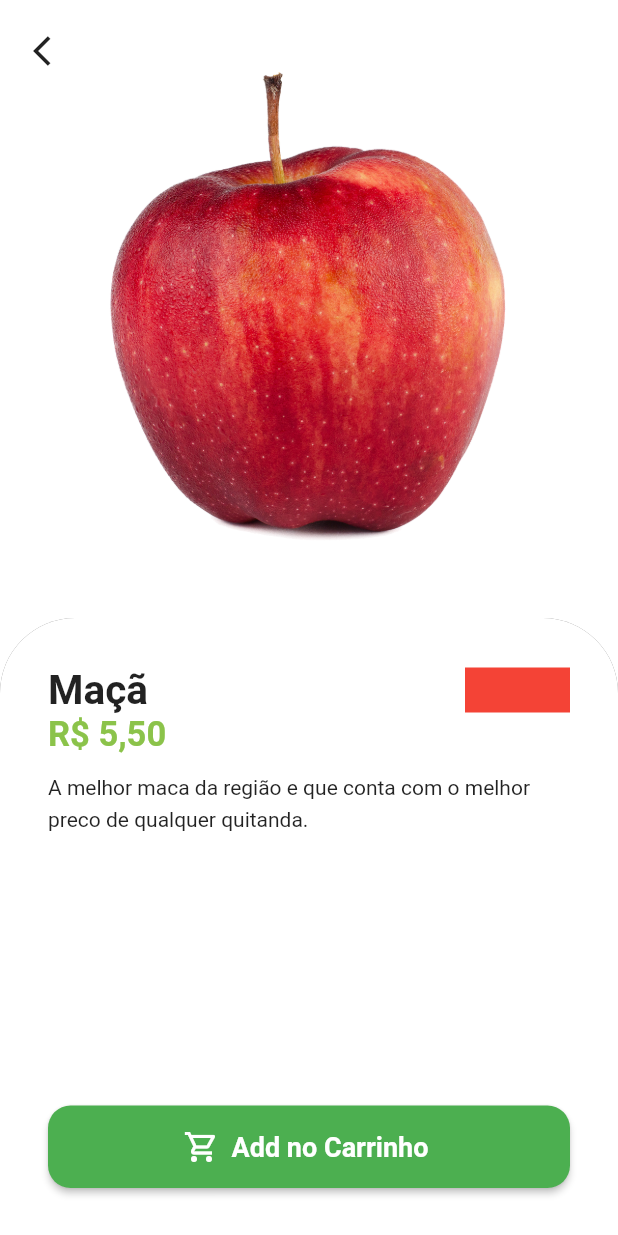
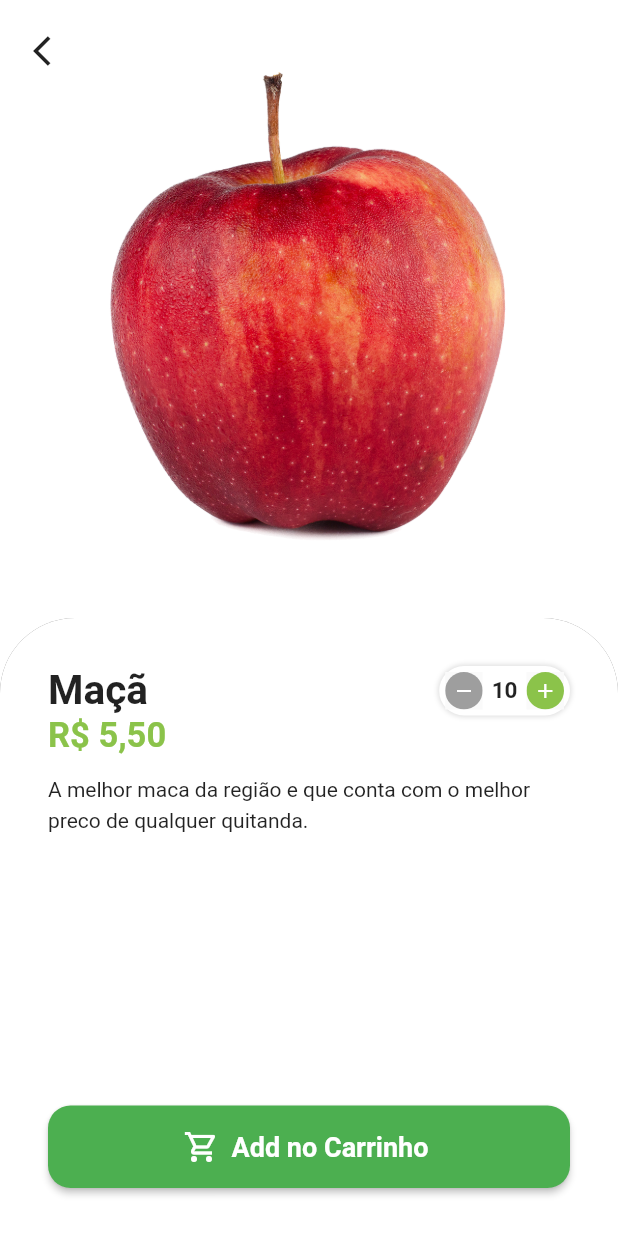
Before and after one commit to DavihFerraz/GreenGrocer, a Flutter app: the screen it shows after launch, after a tap on "Entrar", after a tap on "Maçã", on a phone screen of 412 x 824 dp. Run offline on Flutter 3.47's test engine with Material 2 defaults, Android fonts, the phone set to English and light mode, and no system bars; our stand-ins replace animated_text_kit, badges, mask_text_input_formatter.

Commit message:
Criando widget para adicionar a quantidade do produto

```diff
--- a/lib/src/pages/product/product_screen.dart
+++ b/lib/src/pages/product/product_screen.dart
@@ -1,6 +1,7 @@
 import 'package:flutter/material.dart';
 import 'package:green_grocer/src/models/item_model.dart';
 import 'package:green_grocer/src/pages/auth/config/custom_colors.dart';
+import 'package:green_grocer/src/pages/widgets/quantity_widget.dart';
 import 'package:green_grocer/src/services/util_services.dart';
 
 class ProductScreen extends StatelessWidget {
@@ -54,11 +55,10 @@
                               ),
                             ),
                           ),
-                          Container(
-                            height: 30,
-                            width: 70,
-                            color: Colors.red,
-                          ),
+                          const QuantityWidget(
+                            suffixText: '',
+                            value: 10,
+                          )
                         ],
                       ),
 
--- /dev/null
+++ b/lib/src/pages/widgets/quantity_widget.dart
@@ -0,0 +1,97 @@
+// ignore_for_file: unnecessary_brace_in_string_interps
+
+import 'package:flutter/material.dart';
+import 'package:green_grocer/src/pages/auth/config/custom_colors.dart';
+
+class QuantityWidget extends StatelessWidget {
+  final int value;
+  final String suffixText;
+  const QuantityWidget({
+    super.key,
+    required this.suffixText,
+    required this.value,
+  });
+
+  @override
+  Widget build(BuildContext context) {
+    return Container(
+      padding: const EdgeInsets.all(4),
+      decoration: BoxDecoration(
+        color: Colors.white,
+        borderRadius: BorderRadius.circular(
+          50,
+        ),
+        boxShadow: [
+          BoxShadow(
+            color: Colors.grey.shade300,
+            spreadRadius: 1,
+            blurRadius: 2,
+          ),
+        ],
+      ),
+      child: Row(
+        children: [
+          _QuantityButton(
+            icon: Icons.remove,
+            color: Colors.grey,
+            onPressed: () {},
+          ),
+          Padding(
+            padding: const EdgeInsets.symmetric(
+              horizontal: 6,
+            ),
+            child: Text(
+              '${value}${suffixText}',
+              style: const TextStyle(
+                fontSize: 15,
+                fontWeight: FontWeight.bold,
+              ),
+            ),
+          ),
+          _QuantityButton(
+            icon: Icons.add,
+            color: CustomColors.customSwatchColor,
+            onPressed: () {},
+          ),
+        ],
+      ),
+    );
+  }
+}
+
+class _QuantityButton extends StatelessWidget {
+  final Color color;
+  final IconData icon;
+  final VoidCallback onPressed;
+  const _QuantityButton({
+    Key? key,
+    required this.color,
+    required this.icon,
+    required this.onPressed,
+  }) : super(key: key);
+
+  @override
+  Widget build(BuildContext context) {
+    return Material(
+      child: InkWell(
+        onTap: () {
+          onPressed;
+        },
+        borderRadius: BorderRadius.circular(50),
+        child: Ink(
+          height: 25,
+          width: 25,
+          decoration: BoxDecoration(
+            color: color,
+            shape: BoxShape.circle,
+          ),
+          child: Icon(
+            icon,
+            color: Colors.white,
+            size: 16,
+          ),
+        ),
+      ),
+    );
+  }
+}
```
